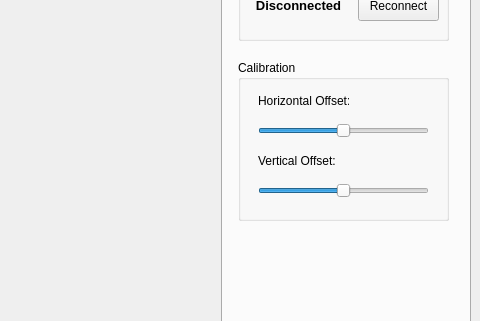
First picture: the form in EyeDynamicRange/EyeDynamicRange.ui, repository iamsuppro/EyeDynamicRange, before the edit; both pictures show x 541 to 1021 and y 114 to 435 of the 1021 by 728 pixel window.
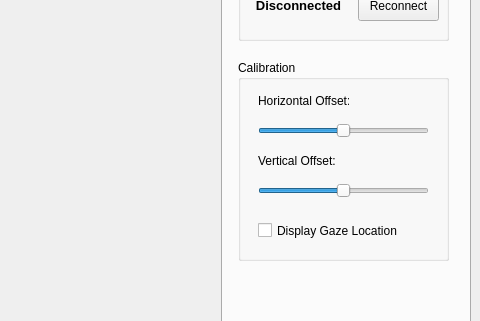
Second picture: the form after the edit. Custom widgets are drawn as their Qt base class.

```diff
--- a/EyeDynamicRange/EyeDynamicRange.ui
+++ b/EyeDynamicRange/EyeDynamicRange.ui
@@ -61,7 +61,7 @@
           <x>15</x>
           <y>120</y>
           <width>211</width>
-          <height>161</height>
+          <height>201</height>
          </rect>
         </property>
         <property name="title">
@@ -137,6 +137,19 @@
           <string>Vertical Offset:</string>
          </property>
         </widget>
+        <widget class="QCheckBox" name="calibrationShowGaze">
+         <property name="geometry">
+          <rect>
+           <x>20</x>
+           <y>160</y>
+           <width>171</width>
+           <height>21</height>
+          </rect>
+         </property>
+         <property name="text">
+          <string>Display Gaze Location</string>
+         </property>
+        </widget>
        </widget>
        <widget class="QGroupBox" name="groupBox">
         <property name="geometry">
```
Left out of the diff: 17 changed lines with no effect on the pictures.
